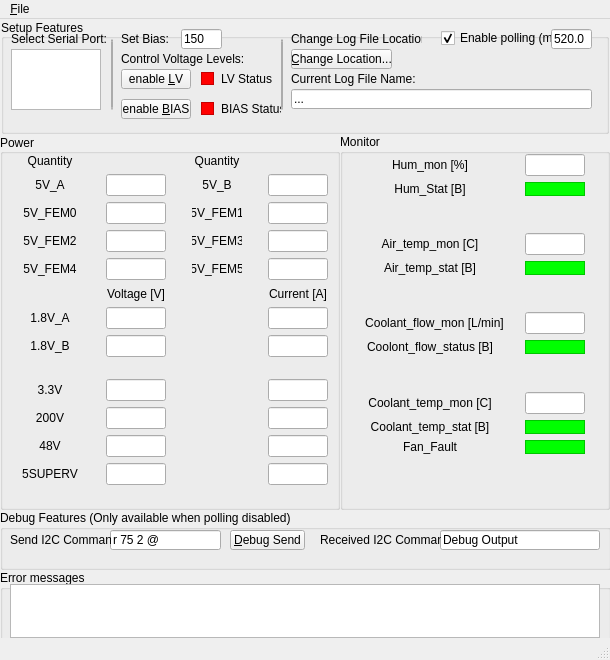
The window that python/src/excaliburPower/excaliburPowerGuiMain_ui.ui (stfc-aeg/lpd-detector) describes before a commit, drawn with Qt 5.
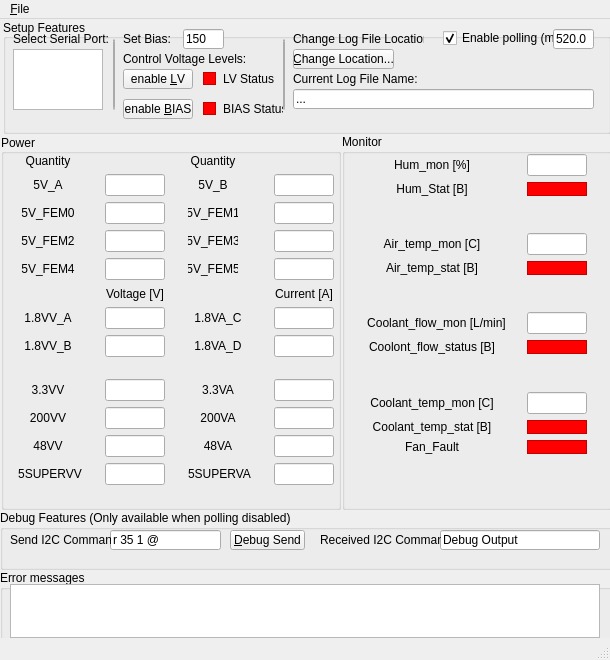
The same window after the commit.

Commit message: Updated Gui to give LED components more sensible names, added labels for every single quantity and checked and updated naming scheme for each LineEdit components.

What changed in the file:
```diff
--- a/python/src/excaliburPower/excaliburPowerGuiMain_ui.ui
+++ b/python/src/excaliburPower/excaliburPowerGuiMain_ui.ui
@@ -20,7 +20,7 @@
      <rect>
       <x>0</x>
       <y>0</y>
-      <width>611</width>
+      <width>614</width>
       <height>631</height>
      </rect>
     </property>
@@ -907,7 +907,7 @@
             </widget>
            </item>
            <item row="9" column="1">
-            <widget class="QLineEdit" name="le18VAA">
+            <widget class="QLineEdit" name="le18VAV">
              <property name="enabled">
               <bool>true</bool>
              </property>
@@ -948,7 +948,7 @@
             </widget>
            </item>
            <item row="9" column="3">
-            <widget class="QLineEdit" name="le18VVA">
+            <widget class="QLineEdit" name="le18VAA">
              <property name="enabled">
               <bool>true</bool>
              </property>
@@ -1010,7 +1010,7 @@
               </font>
              </property>
              <property name="text">
-              <string>1.8V_A</string>
+              <string>1.8VV_A</string>
              </property>
              <property name="alignment">
               <set>Qt::AlignCenter</set>
@@ -1039,7 +1039,7 @@
               </font>
              </property>
              <property name="text">
-              <string>1.8V_B</string>
+              <string>1.8VV_B</string>
              </property>
              <property name="alignment">
               <set>Qt::AlignCenter</set>
@@ -1170,7 +1170,7 @@
               </font>
              </property>
              <property name="text">
-              <string>3.3V</string>
+              <string>3.3VV</string>
              </property>
              <property name="alignment">
               <set>Qt::AlignCenter</set>
@@ -1199,7 +1199,7 @@
               </font>
              </property>
              <property name="text">
-              <string>200V</string>
+              <string>200VV</string>
              </property>
              <property name="alignment">
               <set>Qt::AlignCenter</set>
@@ -1228,7 +1228,7 @@
               </font>
              </property>
              <property name="text">
-              <string>48V</string>
+              <string>48VV</string>
              </property>
              <property name="alignment">
               <set>Qt::AlignCenter</set>
@@ -1257,7 +1257,7 @@
               </font>
              </property>
              <property name="text">
-              <string>5SUPERV</string>
+              <string>5SUPERVV</string>
              </property>
              <property name="alignment">
               <set>Qt::AlignCenter</set>
@@ -1971,6 +1971,180 @@
              </property>
             </widget>
            </item>
+           <item row="9" column="2">
+            <widget class="QLabel" name="lbl18V_B2">
+             <property name="sizePolicy">
+              <sizepolicy hsizetype="Fixed" vsizetype="Preferred">
+               <horstretch>0</horstretch>
+               <verstretch>0</verstretch>
+              </sizepolicy>
+             </property>
+             <property name="minimumSize">
+              <size>
+               <width>60</width>
+               <height>0</height>
+              </size>
+             </property>
+             <property name="font">
+              <font>
+               <weight>50</weight>
+               <bold>false</bold>
+               <underline>false</underline>
+              </font>
+             </property>
+             <property name="text">
+              <string>1.8VA_C</string>
+             </property>
+             <property name="alignment">
+              <set>Qt::AlignCenter</set>
+             </property>
+            </widget>
+           </item>
+           <item row="10" column="2">
+            <widget class="QLabel" name="lbl18V_C2">
+             <property name="sizePolicy">
+              <sizepolicy hsizetype="Fixed" vsizetype="Preferred">
+               <horstretch>0</horstretch>
+               <verstretch>0</verstretch>
+              </sizepolicy>
+             </property>
+             <property name="minimumSize">
+              <size>
+               <width>60</width>
+               <height>0</height>
+              </size>
+             </property>
+             <property name="font">
+              <font>
+               <weight>50</weight>
+               <bold>false</bold>
+               <underline>false</underline>
+              </font>
+             </property>
+             <property name="text">
+              <string>1.8VA_D</string>
+             </property>
+             <property name="alignment">
+              <set>Qt::AlignCenter</set>
+             </property>
+            </widget>
+           </item>
+           <item row="12" column="2">
+            <widget class="QLabel" name="lbl33VA">
+             <property name="sizePolicy">
+              <sizepolicy hsizetype="Fixed" vsizetype="Preferred">
+               <horstretch>0</horstretch>
+               <verstretch>0</verstretch>
+              </sizepolicy>
+             </property>
+             <property name="minimumSize">
+              <size>
+               <width>60</width>
+               <height>0</height>
+              </size>
+             </property>
+             <property name="font">
+              <font>
+               <weight>50</weight>
+               <bold>false</bold>
+               <underline>false</underline>
+              </font>
+             </property>
+             <property name="text">
+              <string>3.3VA</string>
+             </property>
+             <property name="alignment">
+              <set>Qt::AlignCenter</set>
+             </property>
+            </widget>
+           </item>
+           <item row="13" column="2">
+            <widget class="QLabel" name="lbl200VA">
+             <property name="sizePolicy">
+              <sizepolicy hsizetype="Fixed" vsizetype="Preferred">
+               <horstretch>0</horstretch>
+               <verstretch>0</verstretch>
+              </sizepolicy>
+             </property>
+             <property name="minimumSize">
+              <size>
+               <width>60</width>
+               <height>0</height>
+              </size>
+             </property>
+             <property name="font">
+              <font>
+               <weight>50</weight>
+               <bold>false</bold>
+               <underline>false</underline>
+              </font>
+             </property>
+             <property name="text">
+              <string>200VA</string>
+             </property>
+             <property name="alignment">
+              <set>Qt::AlignCenter</set>
+             </property>
+            </widget>
+           </item>
+           <item row="14" column="2">
+            <widget class="QLabel" name="lbl48VA">
+             <property name="sizePolicy">
+              <sizepolicy hsizetype="Fixed" vsizetype="Preferred">
+               <horstretch>0</horstretch>
+               <verstretch>0</verstretch>
+              </sizepolicy>
+             </property>
+             <property name="minimumSize">
+              <size>
+               <width>60</width>
+               <height>0</height>
+              </size>
+             </property>
+             <property name="font">
+              <font>
+               <weight>50</weight>
+               <bold>false</bold>
+               <underline>false</underline>
+              </font>
+             </property>
+             <property name="text">
+              <string>48VA</string>
+             </property>
+             <property name="alignment">
+              <set>Qt::AlignCenter</set>
+             </property>
+            </widget>
+           </item>
+           <item row="15" column="2">
+            <widget class="QLabel" name="lbl5SUPERVA">
+             <property name="sizePolicy">
+              <sizepolicy hsizetype="Fixed" vsizetype="Preferred">
+               <horstretch>0</horstretch>
+               <verstretch>0</verstretch>
+              </sizepolicy>
+             </property>
+             <property name="minimumSize">
+              <size>
+               <width>60</width>
+               <height>0</height>
+              </size>
+             </property>
+             <property name="font">
+              <font>
+               <weight>50</weight>
+               <bold>false</bold>
+               <underline>false</underline>
+              </font>
+             </property>
+             <property name="text">
+              <string>5SUPERVA</string>
+             </property>
+             <property name="alignment">
+              <set>Qt::AlignCenter</set>
+             </property>
+            </widget>
+           </item>
           </layout>
          </widget>
         </widget>
@@ -2411,7 +2585,7 @@
              </property>
              <property name="styleSheet">
               <string notr="true">
-background-color: rgb(0, 255, 0);</string>
+background-color: rgb(255, 0, 0);</string>
              </property>
              <property name="frameShape">
               <enum>QFrame::StyledPanel</enum>
@@ -2428,7 +2602,7 @@
              </property>
              <property name="styleSheet">
               <string notr="true">
-background-color: rgb(0, 255, 0);</string>
+background-color: rgb(255, 0, 0);</string>
              </property>
              <property name="frameShape">
               <enum>QFrame::StyledPanel</enum>
@@ -2445,7 +2619,7 @@
              </property>
              <property name="styleSheet">
               <string notr="true">
-background-color: rgb(0, 255, 0);</string>
+background-color: rgb(255, 0, 0);</string>
              </property>
              <property name="frameShape">
               <enum>QFrame::StyledPanel</enum>
@@ -2462,7 +2636,7 @@
              </property>
              <property name="styleSheet">
               <string notr="true">
-background-color: rgb(0, 255, 0);</string>
+background-color: rgb(255, 0, 0);</string>
              </property>
              <property name="frameShape">
               <enum>QFrame::StyledPanel</enum>
@@ -2499,7 +2673,7 @@
              </property>
              <property name="styleSheet">
               <string notr="true">
-background-color: rgb(0, 255, 0);</string>
+background-color: rgb(255, 0, 0);</string>
              </property>
              <property name="frameShape">
               <enum>QFrame::StyledPanel</enum>
@@ -2607,7 +2781,7 @@
          </rect>
         </property>
         <property name="text">
-         <string>r 75 2 @</string>
+         <string>r 35 1 @</string>
         </property>
        </widget>
        <widget class="QPushButton" name="debugButton">
```
Left out of the diff: 26 changed lines with no effect on the pictures.
